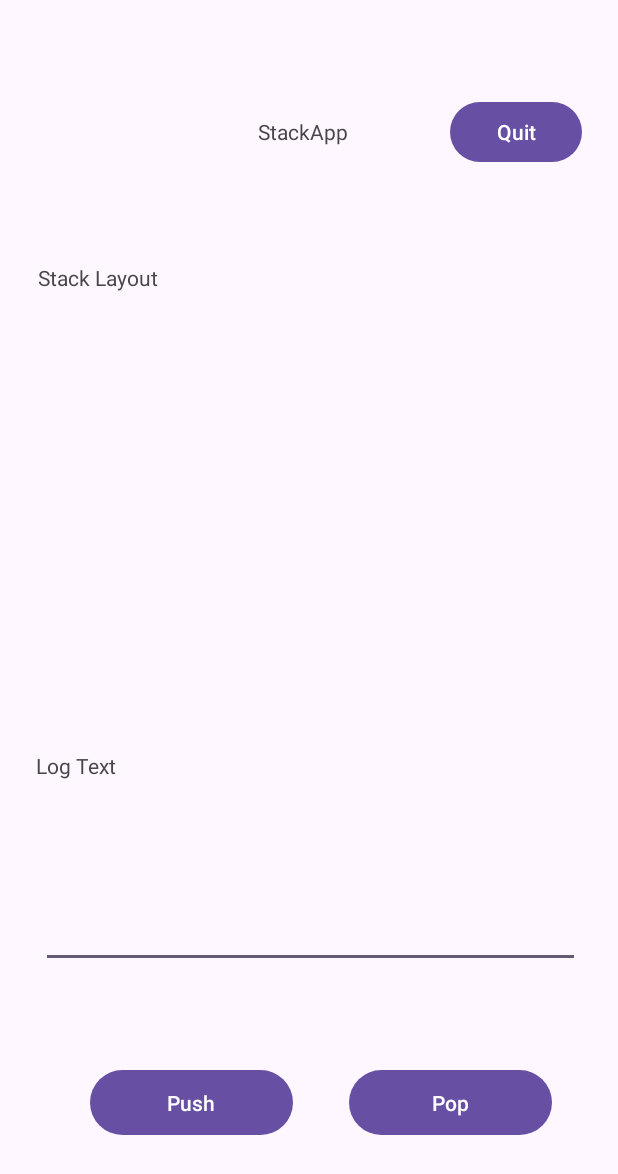
After one commit to tjanjua04/CPSC-544-HW2, an Android app: the StackApp screen opened directly, with no data from a screen before it, on a phone screen of 412 x 824 dp. The commit adds this screen. Shown: the top 1174 px of the screen. Run offline under Robolectric (Android 15) with nearby library versions, the phone set to English and light mode, and no system bars.

Commit message:
Completed the stack and all the buttons work

```diff
--- a/app/src/main/AndroidManifest.xml
+++ b/app/src/main/AndroidManifest.xml
@@ -12,6 +12,9 @@
         android:supportsRtl="true"
         android:theme="@style/Theme.StackApp">
         <activity
+            android:name=".StackApp"
+            android:exported="false" />
+        <activity
             android:name=".MainActivity"
             android:exported="true">
             <intent-filter>
--- /dev/null
+++ b/app/src/main/java/com/example/stackapp/StackApp.kt
@@ -0,0 +1,82 @@
+package com.example.stackapp
+
+import android.content.Intent
+import android.os.Bundle
+import android.widget.Button
+import android.widget.EditText
+import android.widget.TextView
+import androidx.activity.enableEdgeToEdge
+import androidx.appcompat.app.AppCompatActivity
+import androidx.core.view.ViewCompat
+import androidx.core.view.WindowInsetsCompat
+
+class StackApp : AppCompatActivity() {
+
+    override fun onCreate(savedInstanceState: Bundle?) {
+        super.onCreate(savedInstanceState)
+        enableEdgeToEdge()
+        setContentView(R.layout.activity_stack_app)
+        ViewCompat.setOnApplyWindowInsetsListener(findViewById(R.id.main)) { v, insets ->
+            val systemBars = insets.getInsets(WindowInsetsCompat.Type.systemBars())
+            v.setPadding(systemBars.left, systemBars.top, systemBars.right, systemBars.bottom)
+            insets
+        }
+
+        val quitButton = findViewById<Button>(R.id.button8)
+
+        val pushButton = findViewById<Button>(R.id.button9)
+
+        val popButton = findViewById<Button>(R.id.button10)
+
+        quitButton.setOnClickListener {
+            val intent = Intent(this, MainActivity::class.java)
+            startActivity(intent)
+        }
+
+        val stack = ArrayDeque<Int>()
+        val logField = findViewById<TextView>(R.id.textView8)
+
+        fun push(intInput: Int) {
+            if (stack.size == 3) {
+                logField.text = "Stack is full"
+                return
+            }
+            if (intInput !in 0..9) {
+                logField.text = "Input is not within range of 0-9."
+                return
+            }
+            stack.addLast(intInput)
+        }
+
+        fun syncStackField() {
+            var stackPrettyText = ""
+            stack.asReversed().forEach { stackVal ->
+                stackPrettyText += stackVal.toString() + "\n"
+            }
+            val stackField = findViewById<TextView>(R.id.textView9)
+            stackField.text = stackPrettyText
+        }
+
+        pushButton.setOnClickListener {
+            val inputField = findViewById<EditText>(R.id.editTextNumber3)
+            val inputInt = inputField.text.toString()
+            val intInput = inputInt.toInt()
+            push(intInput)
+            syncStackField()
+        }
+
+
+        fun pop() {
+            if (stack.isEmpty()) {
+                logField.text = "Stack is empty. Cannot pop."
+                return
+            }
+            val poppedElement = stack.removeLast()
+            logField.text = "$poppedElement was popped."
+        }
+        popButton.setOnClickListener {
+            pop()
+            syncStackField()
+        }
+    }
+}
--- /dev/null
+++ b/app/src/main/res/layout/activity_stack_app.xml
@@ -0,0 +1,102 @@
+<?xml version="1.0" encoding="utf-8"?>
+<androidx.constraintlayout.widget.ConstraintLayout xmlns:android="http://schemas.android.com/apk/res/android"
+    xmlns:app="http://schemas.android.com/apk/res-auto"
+    xmlns:tools="http://schemas.android.com/tools"
+    android:id="@+id/main"
+    android:layout_width="match_parent"
+    android:layout_height="match_parent"
+    tools:context=".StackApp">
+
+    <Button
+        android:id="@+id/button8"
+        android:layout_width="wrap_content"
+        android:layout_height="wrap_content"
+        android:text="Quit"
+        app:layout_constraintBottom_toTopOf="@+id/textView9"
+        app:layout_constraintEnd_toEndOf="parent"
+        app:layout_constraintHorizontal_bias="0.925"
+        app:layout_constraintStart_toStartOf="parent"
+        app:layout_constraintTop_toTopOf="parent"
+        app:layout_constraintVertical_bias="0.5"
+        tools:ignore="MissingConstraints" />
+
+    <EditText
+        android:id="@+id/editTextNumber3"
+        android:layout_width="359dp"
+        android:layout_height="47dp"
+        android:ems="10"
+        android:inputType="number"
+        app:layout_constraintBottom_toTopOf="@+id/button9"
+        app:layout_constraintEnd_toEndOf="parent"
+        app:layout_constraintHorizontal_bias="0.519"
+        app:layout_constraintStart_toStartOf="parent"
+        app:layout_constraintTop_toBottomOf="@+id/textView8"
+        app:layout_constraintVertical_bias="0.5"
+        tools:ignore="MissingConstraints" />
+
+    <Button
+        android:id="@+id/button9"
+        android:layout_width="135dp"
+        android:layout_height="51dp"
+        android:layout_marginStart="60dp"
+        android:text="Push"
+        app:layout_constraintBottom_toBottomOf="parent"
+        app:layout_constraintEnd_toStartOf="@+id/button10"
+        app:layout_constraintHorizontal_bias="0.5"
+        app:layout_constraintHorizontal_chainStyle="spread_inside"
+        app:layout_constraintStart_toStartOf="parent"
+        app:layout_constraintTop_toBottomOf="@+id/editTextNumber3"
+        app:layout_constraintVertical_bias="0.5"
+        tools:ignore="MissingConstraints" />
+
+    <Button
+        android:id="@+id/button10"
+        android:layout_width="135dp"
+        android:layout_height="51dp"
+        android:layout_marginEnd="44dp"
+        android:text="Pop"
+        app:layout_constraintBottom_toBottomOf="parent"
+        app:layout_constraintEnd_toEndOf="parent"
+        app:layout_constraintHorizontal_bias="0.5"
+        app:layout_constraintStart_toEndOf="@+id/button9"
+        app:layout_constraintTop_toBottomOf="@+id/editTextNumber3"
+        app:layout_constraintVertical_bias="0.5"
+        tools:ignore="MissingConstraints" />
+
+    <TextView
+        android:id="@+id/textView8"
+        android:layout_width="364dp"
+        android:layout_height="34dp"
+        android:text="Log Text"
+        app:layout_constraintBottom_toTopOf="@+id/editTextNumber3"
+        app:layout_constraintEnd_toEndOf="parent"
+        app:layout_constraintHorizontal_bias="0.5"
+        app:layout_constraintStart_toStartOf="parent"
+        app:layout_constraintTop_toBottomOf="@+id/textView9"
+        app:layout_constraintVertical_bias="0.5" />
+
+    <TextView
+        android:id="@+id/textView9"
+        android:layout_width="361dp"
+        android:layout_height="261dp"
+        android:text="Stack Layout"
+        app:layout_constraintBottom_toTopOf="@+id/textView8"
+        app:layout_constraintEnd_toEndOf="parent"
+        app:layout_constraintStart_toStartOf="parent"
+        app:layout_constraintTop_toBottomOf="@+id/button8"
+        app:layout_constraintVertical_bias="0.5"
+        tools:ignore="MissingConstraints" />
+
+    <TextView
+        android:id="@+id/textView10"
+        android:layout_width="wrap_content"
+        android:layout_height="wrap_content"
+        android:layout_marginStart="172dp"
+        android:text="StackApp"
+        app:layout_constraintBottom_toTopOf="@+id/textView9"
+        app:layout_constraintEnd_toStartOf="@+id/button8"
+        app:layout_constraintHorizontal_bias="0.0"
+        app:layout_constraintStart_toStartOf="parent"
+        app:layout_constraintTop_toTopOf="parent"
+        app:layout_constraintVertical_bias="0.5" />
+</androidx.constraintlayout.widget.ConstraintLayout>
```
Also changed, not shown: app/src/main/java/com/example/stackapp/MainActivity.kt (+9 -0 lines), app/src/main/res/layout/stack_app.xml (deleted, +0 -80 lines).
